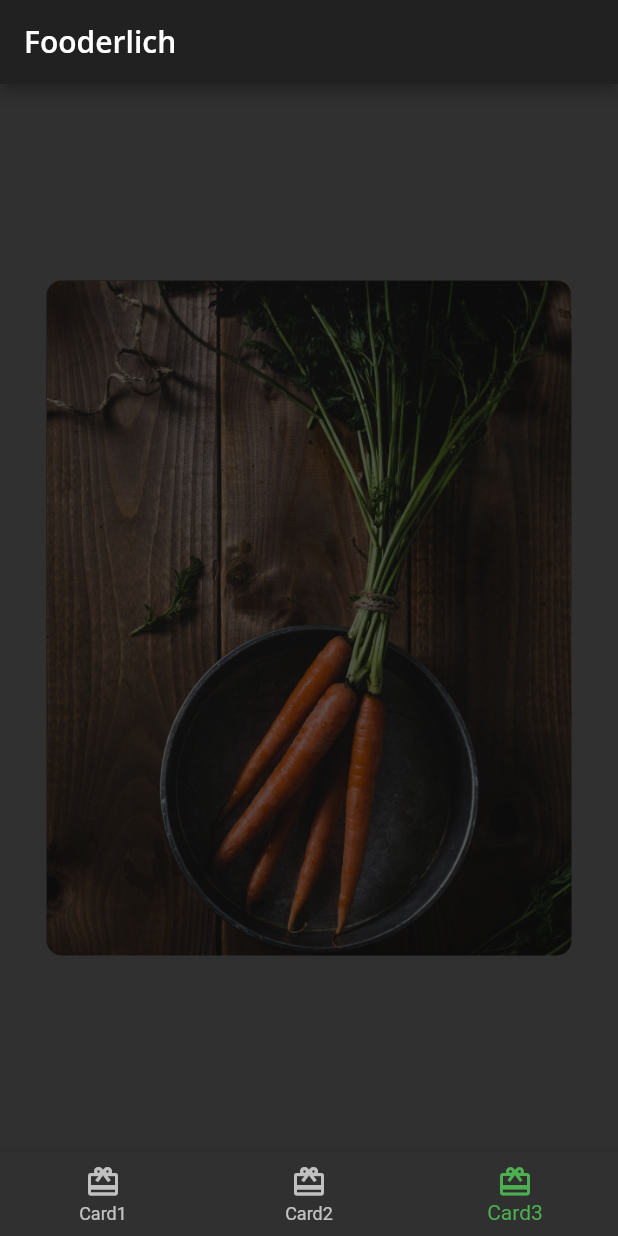
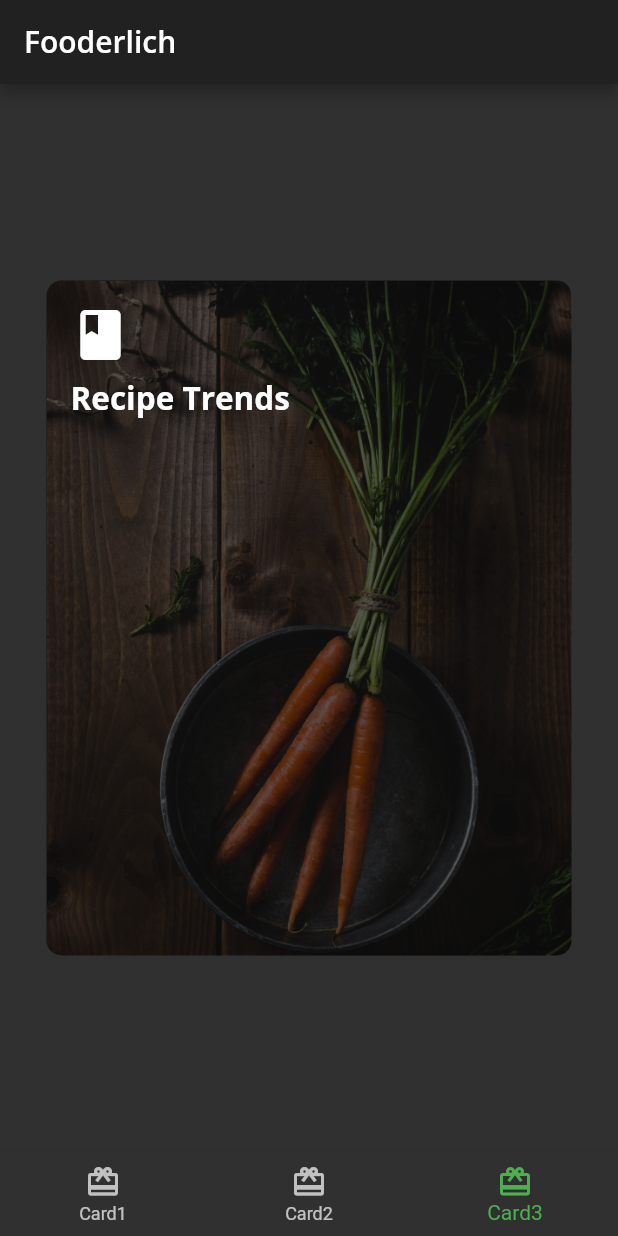
Before and after one commit to FrancaTM/fooderlich_flutter_rw, a Flutter app: the screen it shows after launch, item 3 of the bottom bar chosen, on a phone screen of 412 x 824 dp. Run offline on Flutter 3.47's test engine with Material 2 defaults, Android fonts, the phone set to English and light mode, and no system bars; our stand-ins replace google_fonts.

Commit message:
add header

```diff
--- a/lib/card3.dart
+++ b/lib/card3.dart
@@ -27,7 +27,25 @@ class Card3 extends StatelessWidget {
                 borderRadius: const BorderRadius.all(Radius.circular(10.0)),
               ),
             ),
-            // TODO 6: Add Container, Column, Icon and Text
+            Container(
+              padding: const EdgeInsets.all(16),
+              child: Column(
+                crossAxisAlignment: CrossAxisAlignment.start,
+                children: [
+                  const Icon(
+                    Icons.book,
+                    color: Colors.white,
+                    size: 40,
+                  ),
+                  const SizedBox(height: 8),
+                  Text(
+                    'Recipe Trends',
+                    style: FooderlichTheme.darkTextTheme.headline2,
+                  ),
+                  const SizedBox(height: 30),
+                ],
+              ),
+            ),
             // TODO 7: Add Center widget with Chip widget children
           ],
         ),
```
